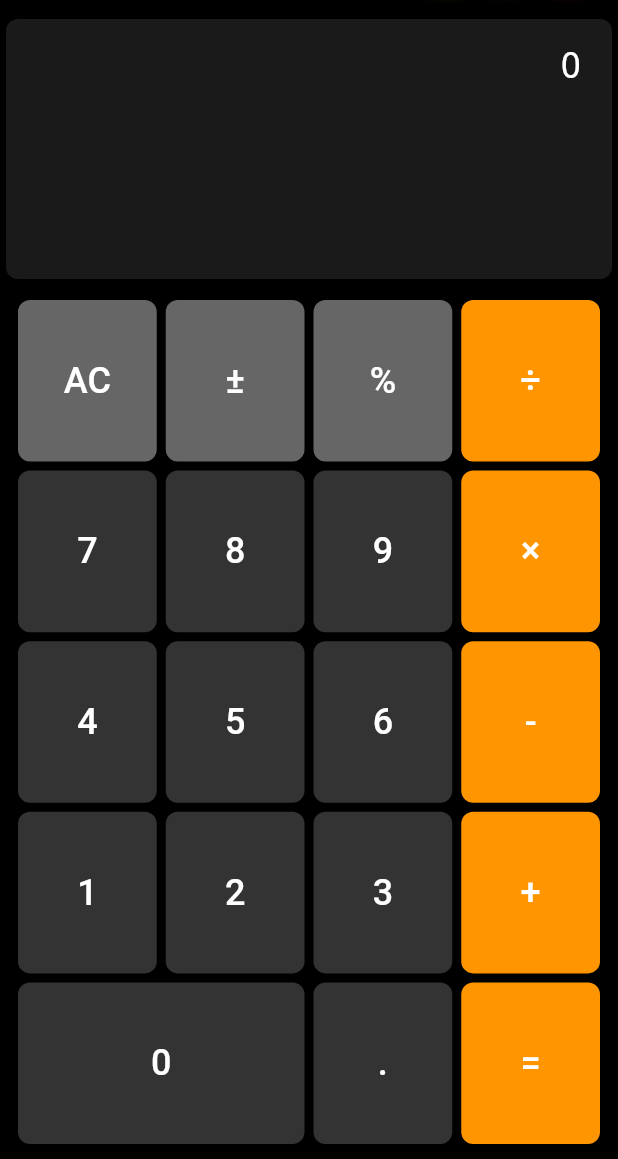
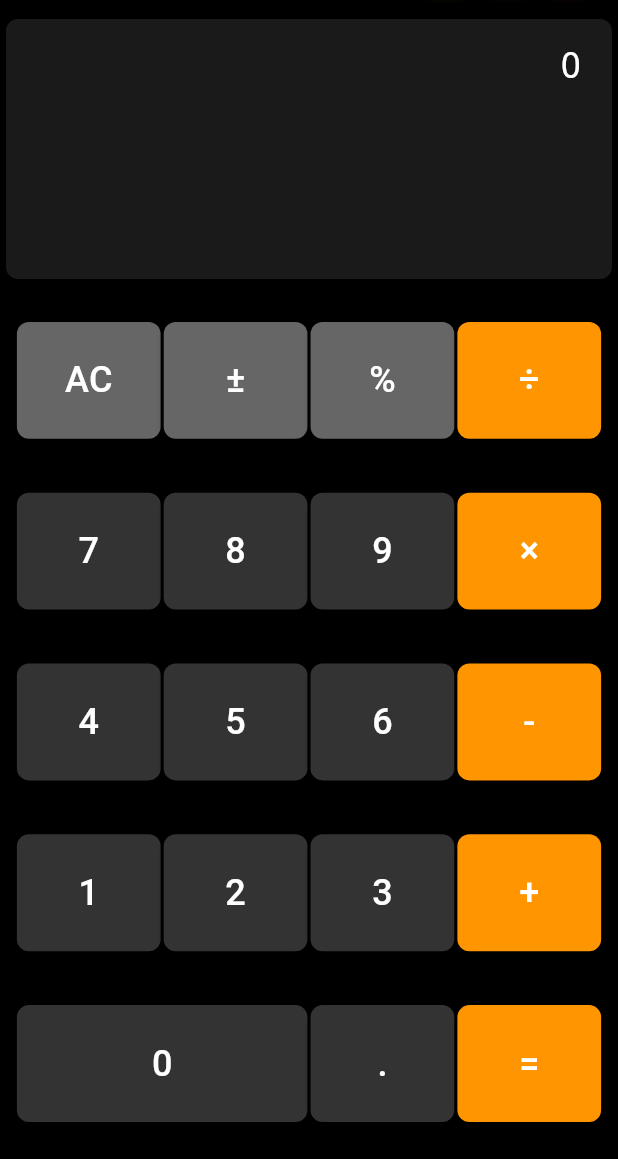
Before and after one commit to visionwise-nick/Queee-Calculator, a Flutter app: the screen it shows after launch, on a phone screen of 412 x 824 dp, the part 77-1236 px from its top. Run offline on Flutter 3.47's test engine with Material 3 defaults, Android fonts, the phone set to English and light mode, and no system bars; our stand-ins replace math_expressions, shared_preferences; Roboto replaces fonts that are missing (SF Pro Display).

Commit message:
🔧 重大修复：解决按键布局超出屏幕问题
- 重新设计按键网格布局算法，添加严格的边界检查和约束
- 新增安全的内边距和间距计算逻辑，防止占用过多空间
- 实现按键宽度缩放机制，确保总宽度不超出可用空间
- 添加应急备用布局，当空间不足时使用Wrap布局
- 优化单个按钮的大小计算，添加安全约束机制
- 按钮尺寸现在有严格的最小和最大限制，防止超出屏幕
- 支持不同屏幕尺寸的自适应计算，确保各种设备都能正确显示
- 修复右下角按键被遮挡的问题，所有按键现在都在可视范围内

```diff
--- a/lib/widgets/calculator_button.dart
+++ b/lib/widgets/calculator_button.dart
@@ -225,16 +225,16 @@ class _CalculatorButtonWidgetState extends State<CalculatorButtonWidget>
     return buttonWidget;
   }
 
-  /// 计算自适应大小
+  /// 🔧 改进：计算安全的自适应大小
   Size _calculateAdaptiveSize(CalculatorTheme theme) {
-    // 如果有固定大小，优先使用
+    // 如果有固定大小，优先使用（但仍需边界检查）
     if (widget.fixedSize != null) {
-      return widget.fixedSize!;
+      return _applySafetyConstraints(widget.fixedSize!);
     }
 
-    // 如果按钮指定了固定宽高，使用指定值
+    // 如果按钮指定了固定宽高，使用指定值（但仍需边界检查）
     if (widget.button.width != null && widget.button.height != null) {
-      return Size(widget.button.width!, widget.button.height!);
+      return _applySafetyConstraints(Size(widget.button.width!, widget.button.height!));
     }
 
     // 获取屏幕信息
@@ -243,9 +243,9 @@ class _CalculatorButtonWidgetState extends State<CalculatorButtonWidget>
     final screenWidth = screenSize.width;
     final screenHeight = screenSize.height;
 
-    // 默认基础大小（可根据屏幕大小调整）
-    double baseWidth = screenWidth * 0.2; // 屏幕宽度的20%
-    double baseHeight = screenHeight * 0.08; // 屏幕高度的8%
+    // 🔧 改进：更安全的基础大小计算
+    double baseWidth = _calculateSafeBaseWidth(screenWidth);
+    double baseHeight = _calculateSafeBaseHeight(screenHeight);
 
     // 根据按钮类型调整基础大小
     switch (widget.button.type) {
@@ -269,17 +269,17 @@ class _CalculatorButtonWidgetState extends State<CalculatorButtonWidget>
 
       switch (sizeMode) {
         case 'content':
-          return _calculateContentBasedSize(baseWidth, baseHeight, theme);
+          return _applySafetyConstraints(_calculateContentBasedSize(baseWidth, baseHeight, theme));
         case 'fill':
-          return _calculateFillSize(screenWidth, screenHeight);
+          return _applySafetyConstraints(_calculateFillSize(screenWidth, screenHeight));
         case 'fixed':
-          return Size(
+          return _applySafetyConstraints(Size(
             widget.button.width ?? baseWidth,
             widget.button.height ?? baseHeight,
-          );
+          ));
         case 'adaptive':
         default:
-          return _calculateAdaptiveBasedSize(baseWidth, baseHeight, theme);
+          return _applySafetyConstraints(_calculateAdaptiveBasedSize(baseWidth, baseHeight, theme));
       }
     }
 
@@ -288,18 +288,64 @@ class _CalculatorButtonWidgetState extends State<CalculatorButtonWidget>
     final finalHeight = (widget.button.height ?? baseHeight) * widget.button.heightMultiplier;
 
     // 应用宽高比约束
+    Size finalSize;
     if (widget.button.aspectRatio != null) {
       final aspectRatio = widget.button.aspectRatio!;
       if (finalWidth / finalHeight > aspectRatio) {
         // 宽度过大，调整宽度
-        return Size(finalHeight * aspectRatio, finalHeight);
+        finalSize = Size(finalHeight * aspectRatio, finalHeight);
       } else {
         // 高度过大，调整高度
-        return Size(finalWidth, finalWidth / aspectRatio);
+        finalSize = Size(finalWidth, finalWidth / aspectRatio);
       }
+    } else {
+      finalSize = Size(finalWidth, finalHeight);
     }
 
-    return Size(finalWidth, finalHeight);
+    return _applySafetyConstraints(finalSize);
+  }
+
+  /// 🔧 新增：计算安全的基础宽度
+  double _calculateSafeBaseWidth(double screenWidth) {
+    // 根据屏幕宽度动态调整基础宽度
+    if (screenWidth < 400) {
+      return math.max(screenWidth * 0.15, 50); // 小屏幕：最小50px
+    } else if (screenWidth < 600) {
+      return math.max(screenWidth * 0.18, 60); // 中屏幕：最小60px
+    } else {
+      return math.max(screenWidth * 0.20, 80); // 大屏幕：最小80px
+    }
+  }
+
+  /// 🔧 新增：计算安全的基础高度
+  double _calculateSafeBaseHeight(double screenHeight) {
+    // 根据屏幕高度动态调整基础高度
+    if (screenHeight < 600) {
+      return math.max(screenHeight * 0.06, 30); // 小屏幕：最小30px
+    } else if (screenHeight < 800) {
+      return math.max(screenHeight * 0.07, 40); // 中屏幕：最小40px
+    } else {
+      return math.max(screenHeight * 0.08, 50); // 大屏幕：最小50px
+    }
+  }
+
+  /// 🔧 新增：应用安全约束
+  Size _applySafetyConstraints(Size size) {
+    final mediaQuery = MediaQuery.of(context);
+    final screenSize = mediaQuery.size;
+
+    // 设置安全边界：按钮不应超过屏幕的80%
+    final maxSafeWidth = screenSize.width * 0.8;
+    final maxSafeHeight = screenSize.height * 0.3;
+
+    // 设置最小尺寸
+    const minButtonWidth = 20.0;
+    const minButtonHeight = 20.0;
+
+    return Size(
+      size.width.clamp(minButtonWidth, maxSafeWidth),
+      size.height.clamp(minButtonHeight, maxSafeHeight),
+    );
   }
 
   /// 基于内容计算大小
--- a/lib/widgets/calculator_button_grid.dart
+++ b/lib/widgets/calculator_button_grid.dart
@@ -3,7 +3,7 @@ import 'package:provider/provider.dart';
 import '../providers/calculator_provider.dart';
 import '../models/calculator_dsl.dart';
 import 'calculator_button.dart';
-
+import 'dart:math' as math;
 
 class CalculatorButtonGrid extends StatelessWidget {
   const CalculatorButtonGrid({super.key});
@@ -17,11 +17,17 @@ class CalculatorButtonGrid extends StatelessWidget {
 
         return LayoutBuilder(
           builder: (context, constraints) {
+            // 🔧 新增：严格边界检查
+            final safeConstraints = BoxConstraints(
+              maxWidth: math.max(constraints.maxWidth, 200), // 最小宽度保护
+              maxHeight: math.max(constraints.maxHeight, 200), // 最小高度保护
+            );
+
             return Container(
-              width: constraints.maxWidth,
-              height: constraints.maxHeight,
-              padding: EdgeInsets.all(_calculatePadding(constraints)),
-              child: _buildOptimizedGrid(layout, provider, constraints, theme),
+              width: safeConstraints.maxWidth,
+              height: safeConstraints.maxHeight,
+              padding: EdgeInsets.all(_calculateSafePadding(safeConstraints)),
+              child: _buildSafeGrid(layout, provider, safeConstraints, theme),
             );
           },
         );
@@ -29,20 +35,27 @@ class CalculatorButtonGrid extends StatelessWidget {
     );
   }
 
-  /// 计算合理的内边距
-  double _calculatePadding(BoxConstraints constraints) {
-    // 根据屏幕大小调整边距，保持美观但不浪费空间
+  /// 🔧 改进：计算安全的内边距
+  double _calculateSafePadding(BoxConstraints constraints) {
+    // 根据屏幕大小调整边距，确保不会过大
     final screenArea = constraints.maxWidth * constraints.maxHeight;
-    if (screenArea > 500000) return 12.0; // 大屏
-    if (screenArea > 200000) return 8.0;  // 中屏
-    return 6.0; // 小屏
+    final paddingRatio = screenArea > 500000 ? 0.02 : (screenArea > 200000 ? 0.015 : 0.01);
+    final calculatedPadding = math.sqrt(screenArea) * paddingRatio;
+
+    // 限制padding在合理范围内
+    return calculatedPadding.clamp(4.0, 16.0);
   }
 
-  /// 构建优化的网格布局
-  Widget _buildOptimizedGrid(CalculatorLayout layout, CalculatorProvider provider, BoxConstraints constraints, CalculatorTheme theme) {
-    final padding = _calculatePadding(constraints);
+  /// 🔧 新增：构建安全的网格布局
+  Widget _buildSafeGrid(CalculatorLayout layout, CalculatorProvider provider, BoxConstraints constraints, CalculatorTheme theme) {
+    final padding = _calculateSafePadding(constraints);
     final availableWidth = constraints.maxWidth - (padding * 2);
     final availableHeight = constraints.maxHeight - (padding * 2);
+
+    // 边界检查：确保有足够的空间
+    if (availableWidth < 100 || availableHeight < 100) {
+      return _buildFallbackGrid(layout, provider, theme);
+    }
 
     // 按行分组按钮
     Map<int, List<CalculatorButton>> buttonsByRow = {};
@@ -54,13 +67,15 @@ class CalculatorButtonGrid extends StatelessWidget {
     final sortedRows = buttonsByRow.keys.toList()..sort();
     final rowCount = sortedRows.length;
 
-    // 计算按钮间距 - 紧凑但美观
-    final buttonGap = _calculateButtonGap(availableWidth, availableHeight);
+    if (rowCount == 0) return Container();
 
-    // 计算每行的高度 - 充分利用垂直空间
-    final totalGapHeight = buttonGap * (rowCount - 1);
+    // 🔧 改进：计算安全的按钮间距
+    final buttonGap = _calculateSafeButtonGap(availableWidth, availableHeight, layout.columns, rowCount);
+
+    // 🔧 改进：计算安全的行高
+    final totalGapHeight = buttonGap * math.max(0, rowCount - 1);
     final availableButtonHeight = availableHeight - totalGapHeight;
-    final baseRowHeight = availableButtonHeight / rowCount;
+    final baseRowHeight = math.max(20.0, availableButtonHeight / rowCount); // 最小行高保护
 
     // 构建行
     List<Widget> rows = [];
@@ -69,7 +84,7 @@ class CalculatorButtonGrid extends StatelessWidget {
       final rowButtons = buttonsByRow[rowIndex] ?? [];
 
       if (rowButtons.isNotEmpty) {
-        rows.add(_buildOptimizedRow(
+        final rowWidget = _buildSafeRow(
           rowButtons,
           layout,
           provider,
@@ -77,7 +92,9 @@ class CalculatorButtonGrid extends StatelessWidget {
           baseRowHeight,
           buttonGap,
           theme
-        ));
+        );
+
+        rows.add(rowWidget);
 
         // 添加行间距（除了最后一行）
         if (i < sortedRows.length - 1) {
@@ -93,17 +110,30 @@ class CalculatorButtonGrid extends StatelessWidget {
     );
   }
 
-  /// 计算按钮间距
-  double _calculateButtonGap(double width, double height) {
-    // 根据屏幕大小计算合理的按钮间距
+  /// 🔧 新增：计算安全的按钮间距
+  double _calculateSafeButtonGap(double width, double height, int columns, int rows) {
+    // 根据屏幕大小和按钮数量计算合理的间距
     final screenArea = width * height;
-    if (screenArea > 500000) return 8.0;  // 大屏适中间距
-    if (screenArea > 200000) return 6.0;  // 中屏紧凑间距
-    return 4.0; // 小屏最紧凑
+    final totalButtons = columns * rows;
+
+    // 基础间距
+    double baseGap = 4.0;
+    if (screenArea > 500000) baseGap = 8.0;
+    else if (screenArea > 200000) baseGap = 6.0;
+
+    // 根据按钮密度调整
+    if (totalButtons > 20) baseGap = math.max(2.0, baseGap * 0.7);
+    else if (totalButtons > 15) baseGap = math.max(3.0, baseGap * 0.85);
+
+    // 确保间距不会占用过多空间
+    final maxGapWidth = width * 0.05; // 最多占用5%的宽度
+    final maxGapHeight = height * 0.05; // 最多占用5%的高度
+
+    return math.min(baseGap, math.min(maxGapWidth, maxGapHeight));
   }
 
-  /// 构建优化的行布局
-  Widget _buildOptimizedRow(
+  /// 🔧 新增：构建安全的行布局
+  Widget _buildSafeRow(
     List<CalculatorButton> rowButtons,
     CalculatorLayout layout,
     CalculatorProvider provider,
@@ -123,17 +153,29 @@ class CalculatorButtonGrid extends StatelessWidget {
       }
     }
 
-    final rowHeight = baseRowHeight * maxHeightMultiplier;
+    // 🔧 改进：限制行高，避免过高
+    final rowHeight = math.min(
+      baseRowHeight * maxHeightMultiplier,
+      availableWidth * 0.3 // 行高不超过可用宽度的30%
+    );
 
-    // 计算按钮宽度 - 均匀分布
-    final totalButtonGaps = buttonGap * (layout.columns - 1);
+    // 🔧 改进：计算总的所需宽度并进行约束
+    final totalRequiredWidth = _calculateTotalRequiredWidth(rowButtons, layout, buttonGap);
+
+    // 如果总宽度超出可用宽度，需要缩放
+    double widthScale = 1.0;
+    if (totalRequiredWidth > availableWidth) {
+      widthScale = availableWidth / totalRequiredWidth;
+    }
+
+    // 🔧 改进：安全的按钮宽度计算
+    final scaledButtonGap = buttonGap * widthScale;
+    final totalButtonGaps = scaledButtonGap * math.max(0, layout.columns - 1);
     final availableButtonWidth = availableWidth - totalButtonGaps;
-    final baseButtonWidth = availableButtonWidth / layout.columns;
+    final baseButtonWidth = math.max(20.0, availableButtonWidth / layout.columns); // 最小按钮宽度保护
 
-    // 🔧 修复：重新设计行布局逻辑，正确处理跨列按键和间距
+    // 构建按键
     List<Widget> rowWidgets = [];
-
-    // 创建按键映射表，方便查找
     Map<int, CalculatorButton> buttonMap = {};
     for (final btn in rowButtons) {
       buttonMap[btn.gridPosition.column] = btn;
@@ -147,11 +189,11 @@ class CalculatorButtonGrid extends StatelessWidget {
 
       // 添加间距（除了第一个元素）
       if (!isFirstWidget) {
-        rowWidgets.add(SizedBox(width: buttonGap));
+        rowWidgets.add(SizedBox(width: scaledButtonGap));
       }
 
       if (button != null) {
-        // 计算按键宽度
+        // 🔧 改进：安全的按键宽度计算
         final columnSpan = button.gridPosition.columnSpan ?? 1;
         final widthMultiplier = button.widthMultiplier;
 
@@ -159,20 +201,24 @@ class CalculatorButtonGrid extends StatelessWidget {
 
         if (columnSpan > 1) {
           // 跨列按键：基础宽度×列数 + 被跨越的间隙
-          buttonWidth = baseButtonWidth * columnSpan + buttonGap * (columnSpan - 1);
+          buttonWidth = baseButtonWidth * columnSpan + scaledButtonGap * (columnSpan - 1);
         } else {
           // 普通按键：使用宽度倍数
           buttonWidth = baseButtonWidth * widthMultiplier;
         }
 
+        // 🔧 新增：按键尺寸最终约束
+        buttonWidth = math.max(20.0, math.min(buttonWidth, availableWidth * 0.8));
+        final constrainedRowHeight = math.max(20.0, math.min(rowHeight, availableWidth * 0.2));
+
         rowWidgets.add(
           SizedBox(
             width: buttonWidth,
-            height: rowHeight,
+            height: constrainedRowHeight,
             child: CalculatorButtonWidget(
               button: button,
               onPressed: () => provider.executeAction(button!.action),
-              fixedSize: Size(buttonWidth, rowHeight),
+              fixedSize: Size(buttonWidth, constrainedRowHeight),
             ),
           ),
         );
@@ -199,6 +245,44 @@ class CalculatorButtonGrid extends StatelessWidget {
       children: rowWidgets,
     );
   }
+
+  /// 🔧 新增：计算总的所需宽度
+  double _calculateTotalRequiredWidth(List<CalculatorButton> rowButtons, CalculatorLayout layout, double buttonGap) {
+    // 简化计算：假设每个按钮占用平均宽度
+    double totalWidth = 0.0;
+
+    for (final button in rowButtons) {
+      final columnSpan = button.gridPosition.columnSpan ?? 1;
+      final widthMultiplier = button.widthMultiplier;
+      totalWidth += columnSpan * widthMultiplier;
+    }
+
+    // 加上间距
+    totalWidth += buttonGap * (layout.columns - 1);
+
+    return totalWidth * 50; // 假设平均每个单位宽度为50像素
+  }
+
+  /// 🔧 新增：应急备用网格布局
+  Widget _buildFallbackGrid(CalculatorLayout layout, CalculatorProvider provider, CalculatorTheme theme) {
+    return SingleChildScrollView(
+      child: Wrap(
+        spacing: 4.0,
+        runSpacing: 4.0,
+        children: layout.buttons.map((button) {
+          return SizedBox(
+            width: 60,
+            height: 40,
+            child: CalculatorButtonWidget(
+              button: button,
+              onPressed: () => provider.executeAction(button.action),
+              fixedSize: const Size(60, 40),
+            ),
+          );
+        }).toList(),
+      ),
+    );
+  }
 }
 
 /// 简化的按钮尺寸配置
```
